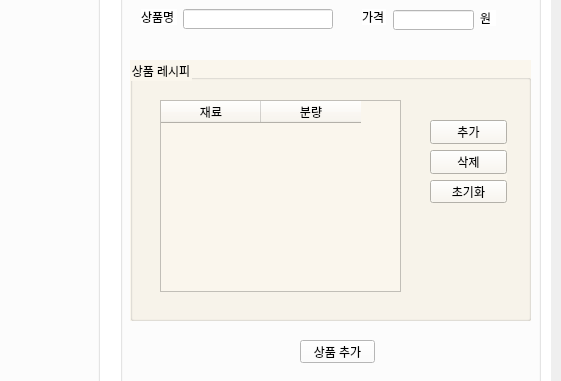
Old version of the form mainUI.ui in the repository syarin03/smartstore; both pictures show x 430 to 991 and y 188 to 569 of the 991 by 729 pixel window.
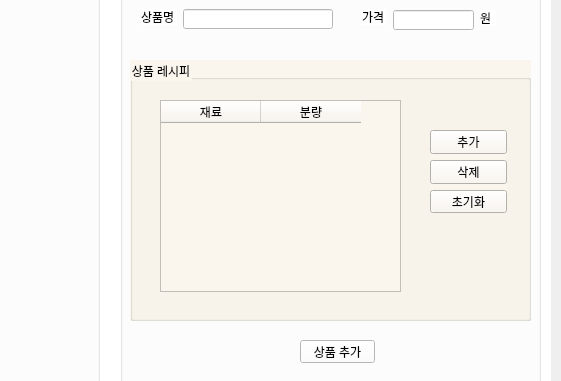
New version of the form.

```diff
--- a/mainUI.ui
+++ b/mainUI.ui
@@ -583,7 +583,7 @@
           <property name="geometry">
            <rect>
             <x>300</x>
-            <y>60</y>
+            <y>70</y>
             <width>77</width>
             <height>83</height>
            </rect>
```
